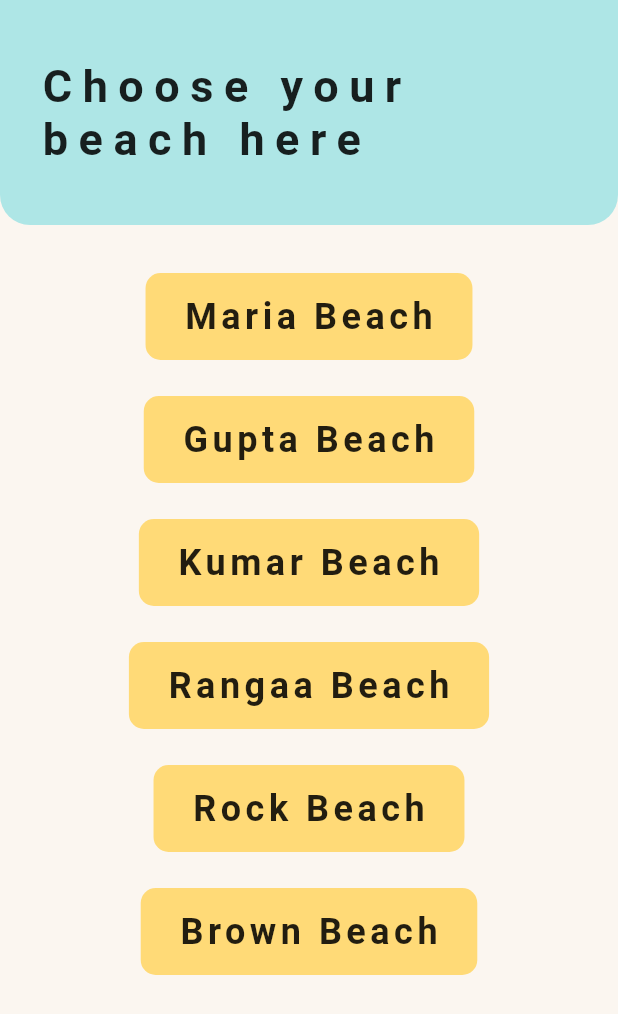
After one commit to ctrl-gaurav/BeachMates-App, a Flutter app: the ChooseBeach screen opened directly, on a phone screen of 412 x 824 dp. The commit adds this screen. Shown: the top 1014 px of the screen. Run offline on Flutter 3.47's test engine with Material 2 defaults, Android fonts, the phone set to English and light mode, and no system bars; our stand-ins replace cloud_firestore, curved_navigation_bar, firebase_auth, firebase_core, flutter_spinkit, flutter_svg and 3 more; missing offline and left inert: awesome_dropdown; accounts and stored records are empty.

Commit message:
Added Choose Beach Screen

```diff
--- /dev/null
+++ b/App/lib/screens/choose_beach.dart
@@ -0,0 +1,94 @@
+import 'package:b2b/constants/colors.dart';
+import 'package:b2b/widgets/tab_bar.dart';
+import 'package:flutter/material.dart';
+
+class ChooseBeach extends StatelessWidget {
+  final List<String> beachNames = [
+    "Maria Beach",
+    "Gupta Beach",
+    "Kumar Beach",
+    "Rangaa Beach",
+    "Rock Beach",
+    "Brown Beach",
+  ];
+
+  @override
+  Widget build(BuildContext context) {
+    Size size = MediaQuery.of(context).size;
+    return SafeArea(
+      child: Scaffold(
+        body: SingleChildScrollView(
+          child: Column(
+            children: [
+              Container(
+                width: size.width,
+                padding: EdgeInsets.symmetric(
+                  vertical: 40,
+                  horizontal: 25,
+                ),
+                decoration: BoxDecoration(
+                  color: kblue,
+                  borderRadius: BorderRadius.only(
+                    bottomLeft: Radius.circular(20),
+                    bottomRight: Radius.circular(20),
+                  ),
+                ),
+                child: Text(
+                  "Choose your beach here",
+                  style: TextStyle(
+                    fontSize: 30,
+                    fontWeight: FontWeight.bold,
+                    letterSpacing: 7,
+                  ),
+                ),
+              ),
+              SizedBox(height: 20),
+              Column(
+                children: beachNames
+                    .map(
+                      (name) => beachButton(
+                        context: context,
+                        text: name,
+                      ),
+                    )
+                    .toList(),
+              ),
+            ],
+          ),
+        ),
+      ),
+    );
+  }
+
+  Widget beachButton({
+    @required BuildContext context,
+    @required String text,
+  }) {
+    return GestureDetector(
+      onTap: () {
+        Navigator.pushReplacement(
+          context,
+          MaterialPageRoute(
+            builder: (context) => TabContainerIndexedStack(),
+          ),
+        );
+      },
+      child: Container(
+        margin: EdgeInsets.symmetric(vertical: 12),
+        padding: EdgeInsets.symmetric(vertical: 15, horizontal: 25),
+        decoration: BoxDecoration(
+          color: kyellow,
+          borderRadius: BorderRadius.circular(10),
+        ),
+        child: Text(
+          text,
+          style: TextStyle(
+            fontSize: 24,
+            letterSpacing: 3,
+            fontWeight: FontWeight.bold,
+          ),
+        ),
+      ),
+    );
+  }
+}
--- a/App/lib/screens/login_signup/Screens/Login/components/body.dart
+++ b/App/lib/screens/login_signup/Screens/Login/components/body.dart
@@ -1,3 +1,4 @@
+import 'package:b2b/screens/choose_beach.dart';
 import 'package:flutter/material.dart';
 import 'package:b2b/screens/login_signup/Screens/Login/components/background.dart';
 import 'package:b2b/screens/login_signup/Screens/Signup/signup_screen.dart';
@@ -8,7 +9,6 @@ import 'package:b2b/screens/login_signup/components/rounded_password_field.dart'
 import 'package:flutter_spinkit/flutter_spinkit.dart';
 import 'package:modal_progress_hud/modal_progress_hud.dart';
 import 'package:firebase_auth/firebase_auth.dart';
-import 'package:b2b/widgets/tab_bar.dart';
 
 class Body extends StatefulWidget {
   const Body({
@@ -80,7 +80,8 @@ class _BodyState extends State<Body> {
                       Navigator.push(
                         context,
                         MaterialPageRoute(
-                            builder: (context) => TabContainerIndexedStack()),
+                          builder: (context) => ChooseBeach(),
+                        ),
                       );
                     }
                   } catch (e) {
```
